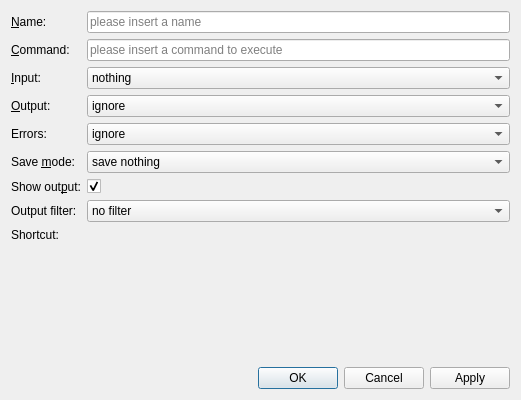
Qt form plugins/externalscript/editexternalscript.ui (KDE/kdevelop) before a commit.
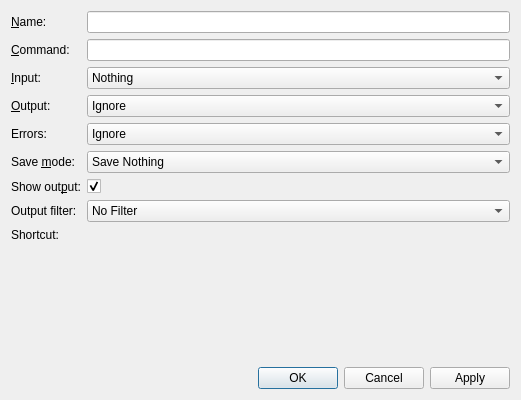
The same form after that commit. Custom widgets are drawn as their Qt base class.

Commit message:
externalscript: add more UI context marker for strings, fix some style
GIT_SILENT

Diff of the .ui file:
```diff
--- a/plugins/externalscript/editexternalscript.ui
+++ b/plugins/externalscript/editexternalscript.ui
@@ -29,9 +29,6 @@
         <string>&lt;p&gt;The name will also be used as the identifier during code completion.&lt;/p&gt;
   &lt;p&gt;&lt;b&gt;Note:&lt;/b&gt; No spaces allowed.&lt;/p&gt;</string>
        </property>
-       <property name="placeholderText">
-        <string>please insert a name</string>
-       </property>
       </widget>
      </item>
      <item row="1" column="0">
@@ -49,9 +46,6 @@
      </item>
      <item row="1" column="1">
       <widget class="QLineEdit" name="commandEdit">
-       <property name="placeholderText">
-        <string>please insert a command to execute</string>
-       </property>
       </widget>
      </item>
      <item row="2" column="0">
@@ -71,7 +65,7 @@
       <widget class="QComboBox" name="stdinCombo">
        <item>
         <property name="text">
-         <string>nothing</string>
+         <string comment="@item:inlistbox input source">Nothing</string>
         </property>
        </item>
        <item>
@@ -108,7 +102,7 @@
       <widget class="QComboBox" name="stdoutCombo">
        <item>
         <property name="text">
-         <string>ignore</string>
+         <string comment="@item:inlistbox handle output">Ignore</string>
         </property>
        </item>
        <item>
@@ -152,7 +146,7 @@
       <widget class="QComboBox" name="stderrCombo">
        <item>
         <property name="text">
-         <string>ignore</string>
+         <string comment="@item:inlistbox handle errors">Ignore</string>
         </property>
        </item>
        <item>
@@ -201,7 +195,7 @@
       <widget class="QComboBox" name="saveCombo">
        <item>
         <property name="text">
-         <string>save nothing</string>
+         <string comment="@item:inlistbox save mode">Save Nothing</string>
         </property>
        </item>
        <item>
@@ -247,7 +241,7 @@
       <widget class="QComboBox" name="outputFilterCombo">
        <item>
         <property name="text">
-         <string>no filter</string>
+         <string comment="@item:inlistbox output filter">No Filter</string>
         </property>
        </item>
        <item>
```
Left out of the diff: 69 changed lines with no effect on the pictures. The commit also changes 4 other files.
